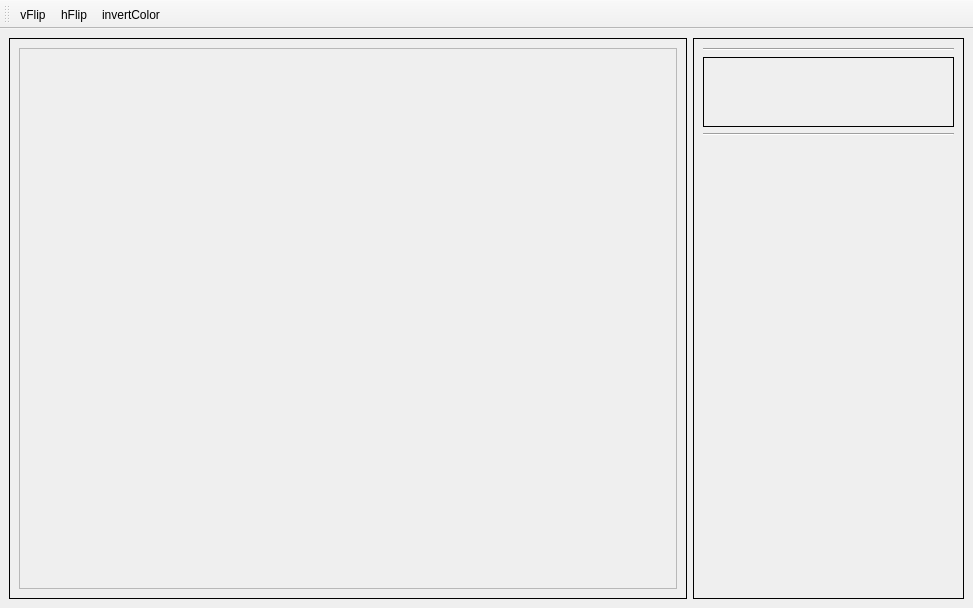
Qt form core/View/imageviewer.ui (altaybrusan/ibex) before a commit.
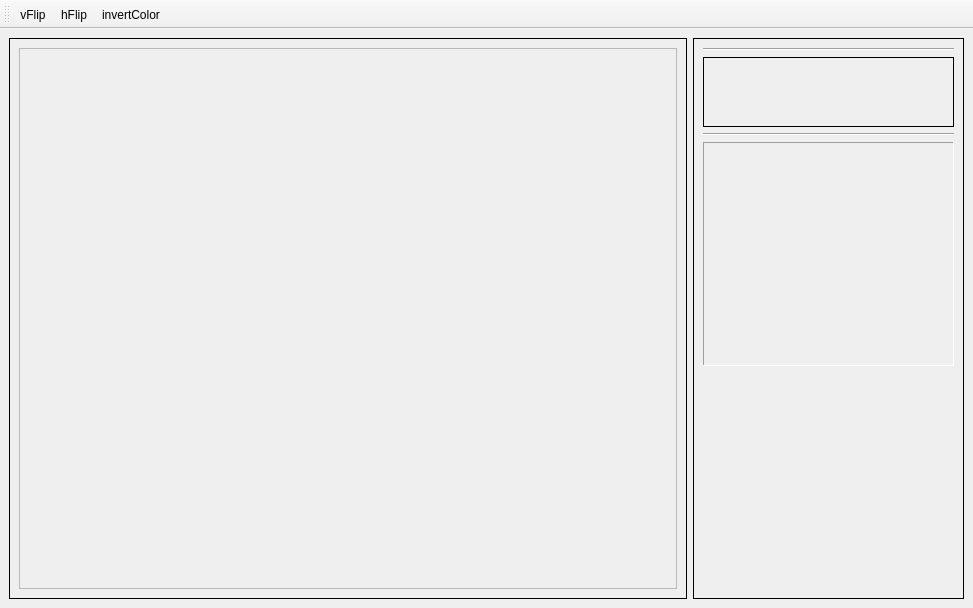
The same form after that commit. Icons and pictures are not drawn. Custom widgets are drawn as their Qt base class.

Patch:
```diff
--- a/core/View/imageviewer.ui
+++ b/core/View/imageviewer.ui
@@ -131,6 +131,26 @@
          </property>
         </widget>
        </item>
+       <item>
+        <widget class="QScrollArea" name="scrollArea">
+         <property name="frameShape">
+          <enum>QFrame::Panel</enum>
+         </property>
+         <property name="widgetResizable">
+          <bool>true</bool>
+         </property>
+         <widget class="QWidget" name="scrollAreaWidgetContents">
+          <property name="geometry">
+           <rect>
+            <x>0</x>
+            <y>0</y>
+            <width>257</width>
+            <height>226</height>
+           </rect>
+          </property>
+         </widget>
+        </widget>
+       </item>
        <item>
         <spacer name="verticalSpacer">
          <property name="orientation">
```
